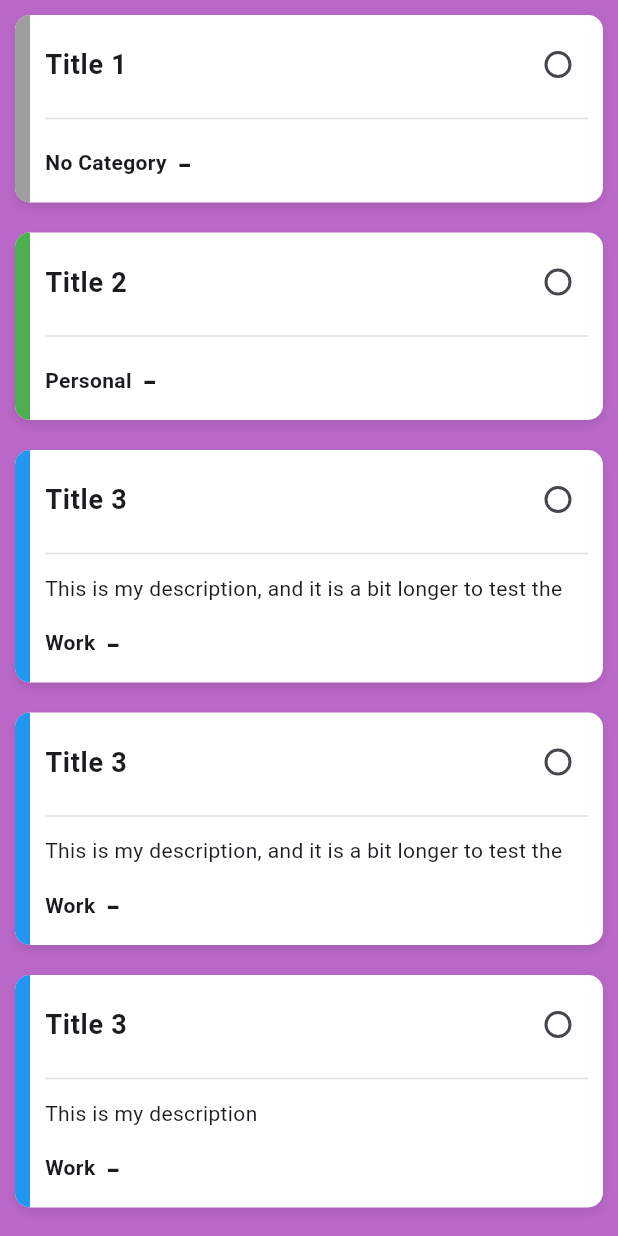
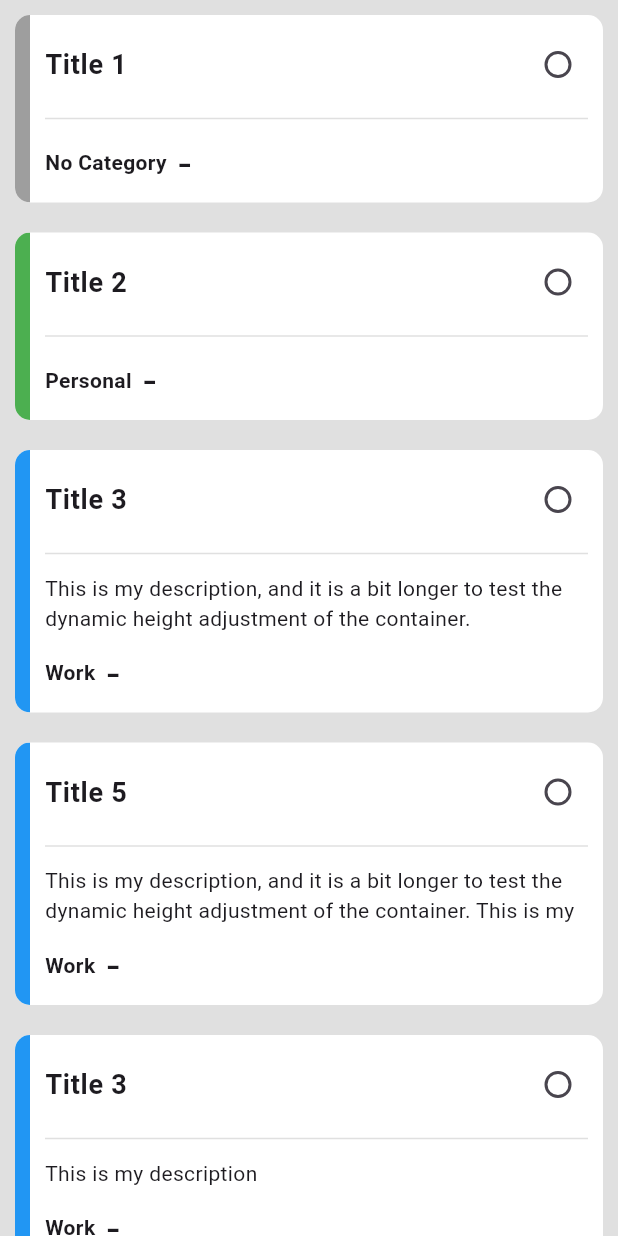
Before and after one commit to Mubashar-Ali/Todo-List, a Flutter app: the screen it shows after launch, on a phone screen of 412 x 824 dp. Run offline on Flutter 3.47's test engine with Material 3 defaults, Android fonts, the phone set to English and light mode, and no system bars; our stand-ins replace sqflite; accounts and stored records are empty.

Commit message:
add sqflite

```diff
--- a/lib/app.dart
+++ b/lib/app.dart
@@ -6,7 +6,7 @@ class App extends StatelessWidget {
   @override
   Widget build(BuildContext context) {
     return Scaffold(
-      backgroundColor: Colors.purple.shade300,
+      backgroundColor: Colors.grey.shade300,
       body: ListView(
         children: const [
           MyCard(title: "Title 1"),
@@ -19,7 +19,7 @@ class App extends StatelessWidget {
                 'This is my description, and it is a bit longer to test the dynamic height adjustment of the container.',
           ),
           MyCard(
-            title: "Title 3",
+            title: "Title 5",
             color: Colors.blue,
             category: "Work",
             description:
@@ -58,13 +58,13 @@ class MyCard extends StatelessWidget {
       decoration: BoxDecoration(
         color: Colors.white,
         borderRadius: BorderRadius.circular(10),
-        boxShadow: [
-          BoxShadow(
-            color: Colors.black.withOpacity(0.1),
-            blurRadius: 5,
-            offset: const Offset(0, 3),
-          ),
-        ],
+        // boxShadow: [
+        //   BoxShadow(
+        //     color: Colors.black.withOpacity(0.1),
+        //     blurRadius: 5,
+        //     offset: const Offset(0, 3),
+        //   ),
+        // ],
       ),
       child: IntrinsicHeight(
         child: Row(
@@ -90,7 +90,11 @@ class MyCard extends StatelessWidget {
                   crossAxisAlignment: CrossAxisAlignment.start,
                   children: [
                     // Title with Checkbox
-                    CheckboxListTile(
+                    StatefulBuilder(
+                      builder: (BuildContext context,
+                          void Function(void Function()) setState) {
+                        bool toggle = false;
+                        return CheckboxListTile(
                           checkboxShape: const CircleBorder(),
                           contentPadding: EdgeInsets.zero,
                           title: Text(
@@ -100,8 +104,15 @@ class MyCard extends StatelessWidget {
                               fontSize: 18,
                             ),
                           ),
-                      value: false,
-                      onChanged: (val) {},
+                          value: toggle,
+                          onChanged: (val) {
+                            setState(() {
+                              // Update the state of the checkbox
+                              toggle = val!;
+                            });
+                          },
+                        );
+                      },
                     ),
                     // Divider
                     Divider(color: Colors.grey.shade300),
@@ -111,7 +122,7 @@ class MyCard extends StatelessWidget {
                         padding: const EdgeInsets.symmetric(vertical: 5),
                         child: Text(
                           description!,
-                          maxLines: 1,
+                          maxLines: 2,
                           style: const TextStyle(fontSize: 14),
                         ),
                       ),
--- a/pubspec.yaml
+++ b/pubspec.yaml
@@ -35,6 +35,10 @@ dependencies:
   # The following adds the Cupertino Icons font to your application.
   # Use with the CupertinoIcons class for iOS style icons.
   cupertino_icons: ^1.0.8
+  provider: ^6.1.2
+  intl: ^0.20.1
+  sqflite: ^2.4.1
+  path: ^1.9.0
 
 dev_dependencies:
   flutter_test:
```
Also changed, not shown: lib/database/db_helper.dart (added, +21 -0 lines), lib/database/todo_db.dart (added, +37 -0 lines), lib/models/todo_model.dart (added, +60 -0 lines), pubspec.lock, 2 other files. Lines whose indentation alone changed are shown as unchanged.
